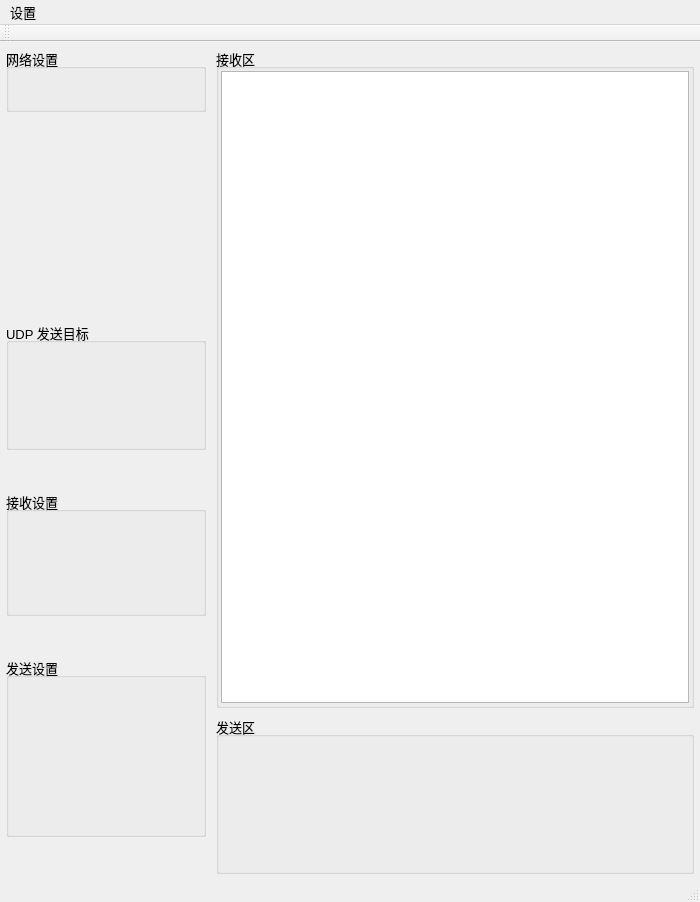
This is main_window.ui in 652436962/Network_Assistant as Qt 5 draws it before an edit. The edited form follows.
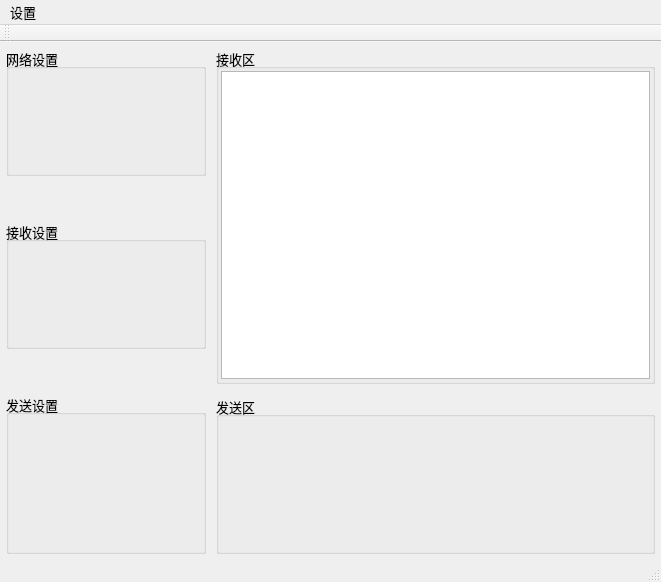
This is the edited form. Custom widgets are drawn as their Qt base class.

```diff
--- a/main_window.ui
+++ b/main_window.ui
@@ -6,8 +6,8 @@
    <rect>
     <x>0</x>
     <y>0</y>
-    <width>700</width>
-    <height>902</height>
+    <width>661</width>
+    <height>582</height>
    </rect>
   </property>
   <property name="font">
@@ -42,13 +42,13 @@
       </property>
       <property name="maximumSize">
        <size>
-        <width>512</width>
+        <width>240</width>
         <height>1024</height>
        </size>
       </property>
       <layout class="QVBoxLayout" name="verticalLayout">
        <property name="spacing">
-        <number>4</number>
+        <number>12</number>
        </property>
        <property name="leftMargin">
         <number>2</number>
@@ -67,7 +67,7 @@
          <property name="minimumSize">
           <size>
            <width>200</width>
-           <height>64</height>
+           <height>128</height>
           </size>
          </property>
          <property name="title">
@@ -83,56 +83,7 @@
          <property name="sizeHint" stdset="0">
           <size>
            <width>20</width>
-           <height>20</height>
-          </size>
-         </property>
-        </spacer>
-       </item>
-       <item>
-        <widget class="ScrollableListWidget" name="clientListWidget" native="true">
-         <property name="minimumSize">
-          <size>
-           <width>32</width>
-           <height>128</height>
-          </size>
-         </property>
-        </widget>
-       </item>
-       <item>
-        <spacer name="verticalSpacer_L0">
-         <property name="orientation">
-          <enum>Qt::Orientation::Vertical</enum>
-         </property>
-         <property name="sizeHint" stdset="0">
-          <size>
-           <width>20</width>
-           <height>20</height>
-          </size>
-         </property>
-        </spacer>
-       </item>
-       <item>
-        <widget class="TargetBox" name="udpTargetBox">
-         <property name="minimumSize">
-          <size>
-           <width>200</width>
-           <height>128</height>
-          </size>
-         </property>
-         <property name="title">
-          <string>UDP 发送目标</string>
-         </property>
-        </widget>
-       </item>
-       <item>
-        <spacer name="verticalSpacer_L1">
-         <property name="orientation">
-          <enum>Qt::Orientation::Vertical</enum>
-         </property>
-         <property name="sizeHint" stdset="0">
-          <size>
-           <width>20</width>
-           <height>20</height>
+           <height>5</height>
           </size>
          </property>
         </spacer>
@@ -141,8 +92,14 @@
         <widget class="ReceiveSettingsBox" name="receive_settings">
          <property name="minimumSize">
           <size>
-           <width>200</width>
-           <height>125</height>
+           <width>176</width>
+           <height>128</height>
+          </size>
+         </property>
+         <property name="maximumSize">
+          <size>
+           <width>16777215</width>
+           <height>128</height>
           </size>
          </property>
          <property name="title">
@@ -158,7 +115,7 @@
          <property name="sizeHint" stdset="0">
           <size>
            <width>20</width>
-           <height>20</height>
+           <height>5</height>
           </size>
          </property>
         </spacer>
@@ -168,7 +125,13 @@
          <property name="minimumSize">
           <size>
            <width>200</width>
-           <height>180</height>
+           <height>160</height>
+          </size>
+         </property>
+         <property name="maximumSize">
+          <size>
+           <width>16777215</width>
+           <height>160</height>
           </size>
          </property>
          <property name="title">
@@ -176,19 +139,6 @@
          </property>
         </widget>
        </item>
-       <item>
-        <spacer name="verticalSpacer_L3">
-         <property name="orientation">
-          <enum>Qt::Orientation::Vertical</enum>
-         </property>
-         <property name="sizeHint" stdset="0">
-          <size>
-           <width>20</width>
-           <height>10</height>
-          </size>
-         </property>
-        </spacer>
-       </item>
       </layout>
      </widget>
     </item>
@@ -196,13 +146,13 @@
      <widget class="QWidget" name="widget_Right" native="true">
       <property name="minimumSize">
        <size>
-        <width>300</width>
+        <width>256</width>
         <height>256</height>
        </size>
       </property>
       <layout class="QVBoxLayout" name="verticalLayout_3">
        <property name="spacing">
-        <number>8</number>
+        <number>12</number>
        </property>
        <property name="leftMargin">
         <number>2</number>
@@ -220,7 +170,7 @@
         <widget class="QGroupBox" name="groupBox_Receive">
          <property name="minimumSize">
           <size>
-           <width>325</width>
+           <width>128</width>
            <height>128</height>
           </size>
          </property>
@@ -260,7 +210,7 @@
         <widget class="QGroupBox" name="groupBox_Send">
          <property name="minimumSize">
           <size>
-           <width>325</width>
+           <width>128</width>
            <height>128</height>
           </size>
          </property>
@@ -316,7 +266,7 @@
     <rect>
      <x>0</x>
      <y>0</y>
-     <width>700</width>
+     <width>661</width>
      <height>22</height>
     </rect>
    </property>
@@ -419,18 +369,6 @@
    <header>multiple_send_widget.h</header>
    <container>1</container>
   </customwidget>
-  <customwidget>
-   <class>TargetBox</class>
-   <extends>QGroupBox</extends>
-   <header>target_box.h</header>
-   <container>1</container>
-  </customwidget>
-  <customwidget>
-   <class>ScrollableListWidget</class>
-   <extends>QWidget</extends>
-   <header>scrollable_list_widget.h</header>
-   <container>1</container>
-  </customwidget>
  </customwidgets>
  <resources/>
  <connections/>
```
Left out of the diff: 2 changed lines with no effect on the pictures.
